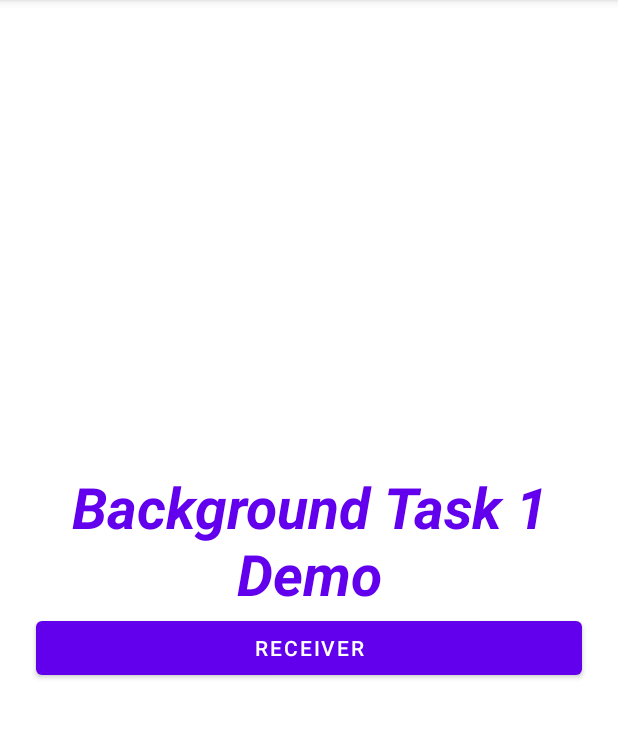
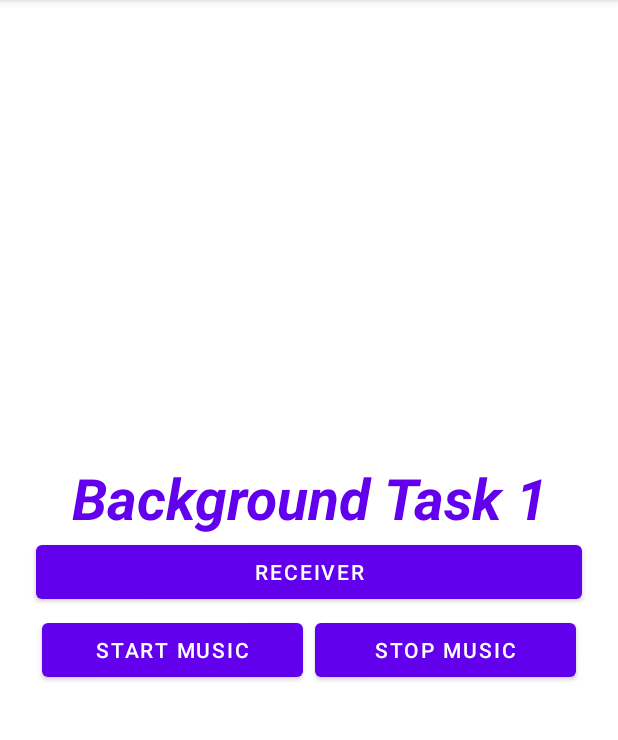
Before and after one commit to shubham-ttn/AndroidBootcamp2021, an Android app: the screen it shows after launch (MainActivity), on a phone screen of 412 x 824 dp, the part 84-824 px from its top. Run offline under Robolectric (Android 15) with nearby library versions, the phone set to English and light mode, and no system bars.

Commit message:
Added Qsn 3

```diff
--- a/app/src/main/AndroidManifest.xml
+++ b/app/src/main/AndroidManifest.xml
@@ -30,6 +30,9 @@
             </intent-filter>
         </receiver>
 
+        <!-- Services -->
+        <service android:name=".services.MyService"/>
+
     </application>
 
 </manifest>
--- a/app/src/main/java/com/example/androidbootcamp2021/MainActivity.kt
+++ b/app/src/main/java/com/example/androidbootcamp2021/MainActivity.kt
@@ -11,24 +11,43 @@ import androidx.core.app.ActivityCompat
 import androidx.core.content.ContextCompat
 import com.example.androidbootcamp2021.receivers.BatteryReceiver
 import com.example.androidbootcamp2021.receivers.MyPhoneReceiver
+import com.example.androidbootcamp2021.services.MyService
 import com.example.androidbootcamp2021.thread.MyThread
 import com.example.androidbootcamp2021.thread.MyThread1
 import kotlinx.android.synthetic.main.activity_main.*
 import java.lang.Exception
 
 class MainActivity : AppCompatActivity() {
+
+    private lateinit var batteryReceiver: BroadcastReceiver
+
     override fun onCreate(savedInstanceState: Bundle?) {
         super.onCreate(savedInstanceState)
         setContentView(R.layout.activity_main)
 
         // Ques 1 : Use start() join() and sleep() methods in single program to execute different threads.
         // See thread directory
-        initThread()
+        threadDemo()
 
         //Ques 2 : Register receiver  for incoming calls and battery status.
         // See MyPhoneReceiver in Receivers directory used Static registration, see Manifest file
         // And BatteryReceiver in Receivers directory used dynamic registration
         // First, get permission from the user
+        broadcastReceiverDemo()
+
+
+        //Ques 3 : Music Player with raw file to play song in background.
+        // See MyService in Services directory
+        serviceDemo()
+
+    }
+
+    override fun onStop() {
+        super.onStop()
+        unregisterReceiver(batteryReceiver)
+    }
+
+    private fun broadcastReceiverDemo() {
         receiverDemoBtn.setOnClickListener {
             if(ContextCompat.checkSelfPermission(this, android.Manifest.permission.READ_PHONE_STATE)
                 != PackageManager.PERMISSION_GRANTED){
@@ -37,13 +56,22 @@ class MainActivity : AppCompatActivity() {
             }
 
             // Dynamic registration of Broadcast receiver
-            val batteryReceiver: BroadcastReceiver = BatteryReceiver()
+            batteryReceiver = BatteryReceiver()
             registerReceiver(batteryReceiver, IntentFilter(Intent.ACTION_BATTERY_CHANGED))
         }
-
     }
 
-    private fun initThread() {
+    private fun serviceDemo() {
+        val serviceIntent = Intent(applicationContext, MyService::class.java)
+        serviceStartDemoBtn.setOnClickListener {
+            startService(serviceIntent)
+        }
+        serviceStopDemoBtn.setOnClickListener {
+            stopService(serviceIntent)
+        }
+    }
+
+    private fun threadDemo() {
         val myThread = MyThread(this)
         val myThread1 = MyThread1(this)
 
--- a/app/src/main/res/layout/activity_main.xml
+++ b/app/src/main/res/layout/activity_main.xml
@@ -24,14 +24,32 @@
         android:layout_marginHorizontal="@dimen/margin_24dp"
         android:text="@string/receiver_demo_btn_text" />
 
-    <!--
-    <Button
-        android:id="@+id/serviceDemoBtn"
+    <LinearLayout
         android:layout_width="match_parent"
         android:layout_height="wrap_content"
-        android:text="@string/service_demo_btn_text"
-        android:layout_marginHorizontal="@dimen/margin_24dp" />
+        android:orientation="horizontal"
+        android:weightSum="2"
+        android:layout_marginHorizontal="@dimen/margin_24dp" >
 
+        <Button
+            android:id="@+id/serviceStartDemoBtn"
+            android:layout_width="match_parent"
+            android:layout_height="wrap_content"
+            android:layout_weight="1"
+            android:text="@string/start_music_btn_text"
+            android:layout_margin="@dimen/margin_4dp"/>
+
+        <Button
+            android:id="@+id/serviceStopDemoBtn"
+            android:layout_width="match_parent"
+            android:layout_height="wrap_content"
+            android:layout_weight="1"
+            android:text="@string/stop_music_btn_text"
+            android:layout_margin="4dp"/>
+
+    </LinearLayout>
+
+    <!--
    <Button
        android:id="@+id/localServiceDemoBtn"
        android:layout_width="match_parent"
--- a/app/src/main/res/values/dimens.xml
+++ b/app/src/main/res/values/dimens.xml
@@ -1,4 +1,5 @@
 <?xml version="1.0" encoding="utf-8"?>
 <resources>
     <dimen name="margin_24dp">24dp</dimen>
+    <dimen name="margin_4dp">4dp</dimen>
 </resources>
--- a/app/src/main/res/values/strings.xml
+++ b/app/src/main/res/values/strings.xml
@@ -1,6 +1,8 @@
 <resources>
     <string name="app_name">AndroidBootcamp2021</string>
     <string name="receiver_demo_btn_text">Receiver</string>
-    <string name="service_demo_btn_text">Service Demo</string>
-    <string name="background_task_1_demo_text">Background Task 1 Demo</string>
+    <string name="service_demo_btn_text">Service</string>
+    <string name="background_task_1_demo_text">Background Task 1</string>
+    <string name="start_music_btn_text">Start Music</string>
+    <string name="stop_music_btn_text">Stop Music</string>
 </resources>
```
Also changed, not shown: app/src/main/java/com/example/androidbootcamp2021/services/MyService.kt (added, +35 -0 lines), 1 other file. Lines whose indentation alone changed are shown as unchanged.
